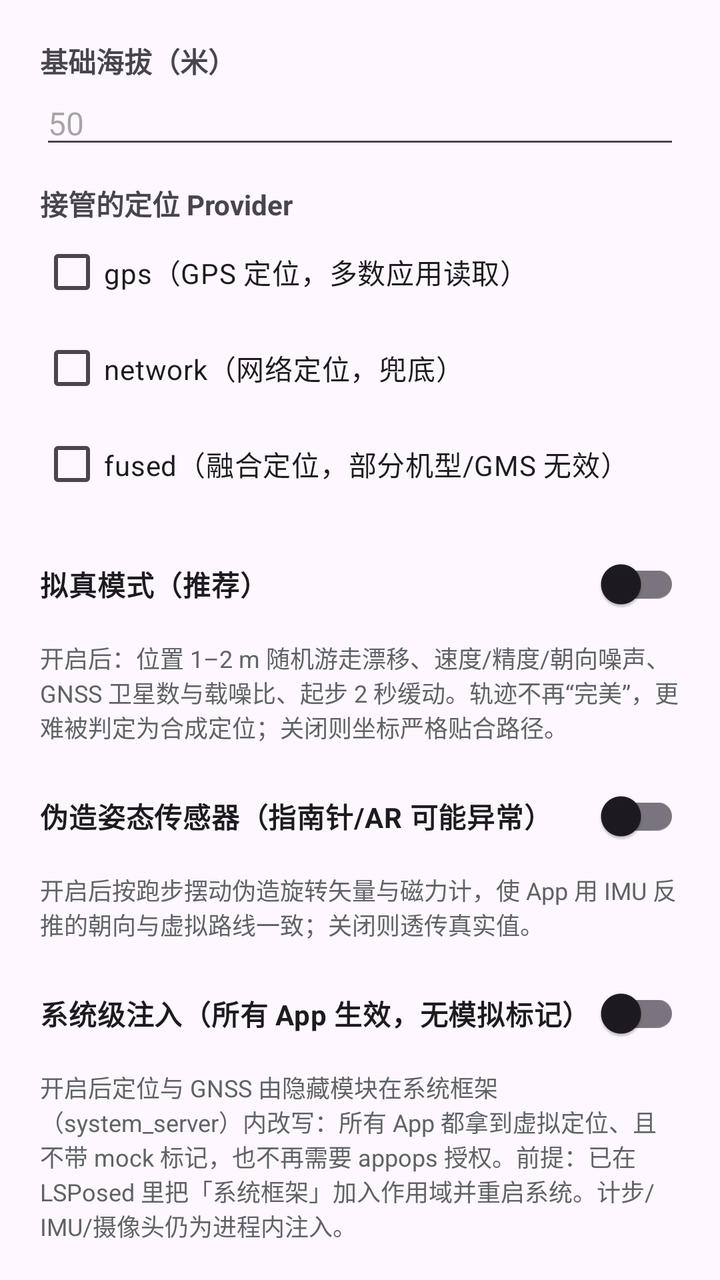
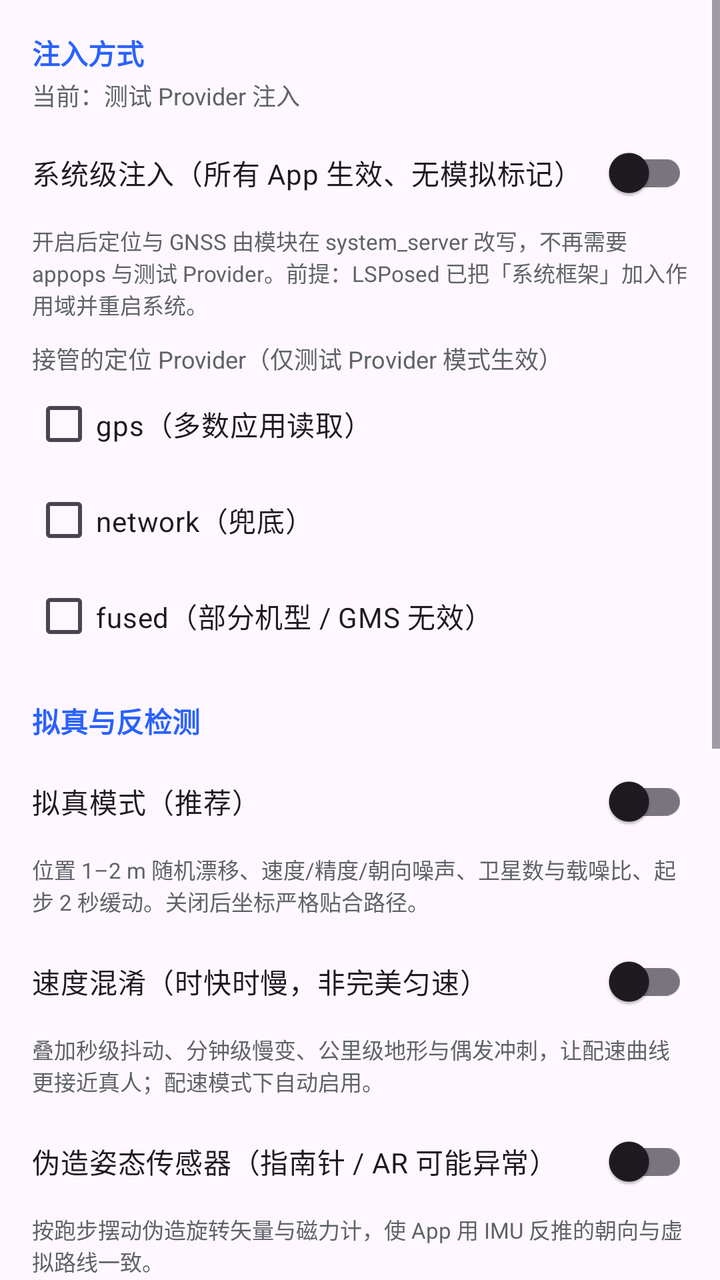

The first picture is an Android layout as it rendered before a commit; the second is the same layout after the commit. The layout source and the unified diff follow.
<!-- AndroidManifest.xml: application theme Theme.VirtualMotion -->
<!-- res/layout/dialog_settings.xml -->
<?xml version="1.0" encoding="utf-8"?>
<LinearLayout xmlns:android="http://schemas.android.com/apk/res/android"
    android:layout_width="match_parent"
    android:layout_height="wrap_content"
    android:orientation="vertical"
    android:padding="20dp">

    <TextView
        android:layout_width="match_parent"
        android:layout_height="wrap_content"
        android:text="基础海拔（米）"
        android:textStyle="bold" />

    <EditText
        android:id="@+id/editAltitude"
        android:layout_width="match_parent"
        android:layout_height="wrap_content"
        android:digits="0123456789.-"
        android:hint="50"
        android:inputType="numberDecimal"
        android:textSize="16sp" />

    <TextView
        android:layout_width="match_parent"
        android:layout_height="wrap_content"
        android:layout_marginTop="12dp"
        android:text="接管的定位 Provider"
        android:textStyle="bold" />

    <CheckBox
        android:id="@+id/cbGps"
        android:layout_width="match_parent"
        android:layout_height="wrap_content"
        android:text="gps（GPS 定位，多数应用读取）" />

    <CheckBox
        android:id="@+id/cbNetwork"
        android:layout_width="match_parent"
        android:layout_height="wrap_content"
        android:text="network（网络定位，兜底）" />

    <CheckBox
        android:id="@+id/cbFused"
        android:layout_width="match_parent"
        android:layout_height="wrap_content"
        android:text="fused（融合定位，部分机型/GMS 无效）" />

    <com.google.android.material.switchmaterial.SwitchMaterial
        android:id="@+id/switchRealism"
        android:layout_width="match_parent"
        android:layout_height="wrap_content"
        android:layout_marginTop="12dp"
        android:text="拟真模式（推荐）"
        android:textStyle="bold" />

    <TextView
        android:layout_width="match_parent"
        android:layout_height="wrap_content"
        android:layout_marginTop="4dp"
        android:text="开启后：位置 1–2 m 随机游走漂移、速度/精度/朝向噪声、GNSS 卫星数与载噪比、起步 2 秒缓动。轨迹不再“完美”，更难被判定为合成定位；关闭则坐标严格贴合路径。"
        android:textColor="@color/text_secondary"
        android:textSize="12sp" />

    <com.google.android.material.switchmaterial.SwitchMaterial
        android:id="@+id/switchAttitude"
        android:layout_width="match_parent"
        android:layout_height="wrap_content"
        android:layout_marginTop="12dp"
        android:text="伪造姿态传感器（指南针/AR 可能异常）"
        android:textStyle="bold" />

    <TextView
        android:layout_width="match_parent"
        android:layout_height="wrap_content"
        android:layout_marginTop="4dp"
        android:text="开启后按跑步摆动伪造旋转矢量与磁力计，使 App 用 IMU 反推的朝向与虚拟路线一致；关闭则透传真实值。"
        android:textColor="@color/text_secondary"
        android:textSize="12sp" />

    <com.google.android.material.switchmaterial.SwitchMaterial
        android:id="@+id/switchSystemInject"
        android:layout_width="match_parent"
        android:layout_height="wrap_content"
        android:layout_marginTop="12dp"
        android:text="系统级注入（所有 App 生效，无模拟标记）"
        android:textStyle="bold" />

    <TextView
        android:layout_width="match_parent"
        android:layout_height="wrap_content"
        android:layout_marginTop="4dp"
        android:text="开启后定位与 GNSS 由隐藏模块在系统框架（system_server）内改写：所有 App 都拿到虚拟定位、且不带 mock 标记，也不再需要 appops 授权。前提：已在 LSPosed 里把「系统框架」加入作用域并重启系统。计步/IMU/摄像头仍为进程内注入。"
        android:textColor="@color/text_secondary"
        android:textSize="12sp" />

    <com.google.android.material.switchmaterial.SwitchMaterial
        android:id="@+id/switchAutoStop"
        android:layout_width="match_parent"
        android:layout_height="wrap_content"
        android:layout_marginTop="12dp"
        android:text="到达终点后自动停止（恢复真实定位）"
        android:textStyle="bold" />

    <TextView
        android:layout_width="match_parent"
        android:layout_height="wrap_content"
        android:layout_marginTop="4dp"
        android:text="开启后：跑到目标距离（或配速计划跑完）时，先显示「已到达」，2.5 秒后自动彻底停止并恢复手机真实定位。关闭则定位冻结在终点，需手动点「彻底停止」。"
        android:textColor="@color/text_secondary"
        android:textSize="12sp" />

    <com.google.android.material.switchmaterial.SwitchMaterial
        android:id="@+id/switchRandomStart"
        android:layout_width="match_parent"
        android:layout_height="wrap_content"
        android:layout_marginTop="12dp"
        android:text="每次开始随机更换起点"
        android:textStyle="bold" />

    <TextView
        android:layout_width="match_parent"
        android:layout_height="wrap_content"
        android:layout_marginTop="4dp"
        android:text="开启后每次开始模拟会在当前路线上随机选一个起点（轨迹更自然，避免每次都从同一点出发）。"
        android:textColor="@color/text_secondary"
        android:textSize="12sp" />

    <TextView
        android:layout_width="match_parent"
        android:layout_height="wrap_content"
        android:layout_marginTop="10dp"
        android:text="修改 Provider 与拟真模式在下次开始时生效"
        android:textColor="@color/text_secondary"
        android:textSize="11sp" />
</LinearLayout>
<!-- resources referenced by this layout -->
<resources>
  <color name="text_secondary">#5F6368</color>
  <style name="Theme.VirtualMotion" parent="Theme.Material3.DayNight.NoActionBar">
          <item name="colorPrimary">@color/brand</item>
          <item name="colorOnPrimary">#FFFFFF</item>
          <item name="colorSecondary">@color/accent</item>
          <item name="android:statusBarColor">@color/brand_dark</item>
      </style>
  <color name="brand">#2962FF</color>
  <color name="accent">#00C853</color>
  <color name="brand_dark">#1E44B8</color>
</resources>

<!-- the commit's change to res/layout/dialog_settings.xml (unified diff, before → after) -->
@@ -1,135 +1,226 @@
 <?xml version="1.0" encoding="utf-8"?>
-<LinearLayout xmlns:android="http://schemas.android.com/apk/res/android"
+<ScrollView xmlns:android="http://schemas.android.com/apk/res/android"
     android:layout_width="match_parent"
-    android:layout_height="wrap_content"
-    android:orientation="vertical"
-    android:padding="20dp">
-
-    <TextView
+    android:layout_height="wrap_content">
+
+    <LinearLayout
         android:layout_width="match_parent"
         android:layout_height="wrap_content"
-        android:text="基础海拔（米）"
-        android:textStyle="bold" />
-
-    <EditText
-        android:id="@+id/editAltitude"
-        android:layout_width="match_parent"
-        android:layout_height="wrap_content"
-        android:digits="0123456789.-"
-        android:hint="50"
-        android:inputType="numberDecimal"
-        android:textSize="16sp" />
-
-    <TextView
-        android:layout_width="match_parent"
-        android:layout_height="wrap_content"
-        android:layout_marginTop="12dp"
-        android:text="接管的定位 Provider"
-        android:textStyle="bold" />
-
-    <CheckBox
-        android:id="@+id/cbGps"
-        android:layout_width="match_parent"
-        android:layout_height="wrap_content"
-        android:text="gps（GPS 定位，多数应用读取）" />
-
-    <CheckBox
-        android:id="@+id/cbNetwork"
-        android:layout_width="match_parent"
-        android:layout_height="wrap_content"
-        android:text="network（网络定位，兜底）" />
-
-    <CheckBox
-        android:id="@+id/cbFused"
-        android:layout_width="match_parent"
-        android:layout_height="wrap_content"
-        android:text="fused（融合定位，部分机型/GMS 无效）" />
-
-    <com.google.android.material.switchmaterial.SwitchMaterial
-        android:id="@+id/switchRealism"
-        android:layout_width="match_parent"
-        android:layout_height="wrap_content"
-        android:layout_marginTop="12dp"
-        android:text="拟真模式（推荐）"
-        android:textStyle="bold" />
-
-    <TextView
-        android:layout_width="match_parent"
-        android:layout_height="wrap_content"
-        android:layout_marginTop="4dp"
-        android:text="开启后：位置 1–2 m 随机游走漂移、速度/精度/朝向噪声、GNSS 卫星数与载噪比、起步 2 秒缓动。轨迹不再“完美”，更难被判定为合成定位；关闭则坐标严格贴合路径。"
-        android:textColor="@color/text_secondary"
-        android:textSize="12sp" />
-
-    <com.google.android.material.switchmaterial.SwitchMaterial
-        android:id="@+id/switchAttitude"
-        android:layout_width="match_parent"
-        android:layout_height="wrap_content"
-        android:layout_marginTop="12dp"
-        android:text="伪造姿态传感器（指南针/AR 可能异常）"
-        android:textStyle="bold" />
-
-    <TextView
-        android:layout_width="match_parent"
-        android:layout_height="wrap_content"
-        android:layout_marginTop="4dp"
-        android:text="开启后按跑步摆动伪造旋转矢量与磁力计，使 App 用 IMU 反推的朝向与虚拟路线一致；关闭则透传真实值。"
-        android:textColor="@color/text_secondary"
-        android:textSize="12sp" />
-
-    <com.google.android.material.switchmaterial.SwitchMaterial
-        android:id="@+id/switchSystemInject"
-        android:layout_width="match_parent"
-        android:layout_height="wrap_content"
-        android:layout_marginTop="12dp"
-        android:text="系统级注入（所有 App 生效，无模拟标记）"
-        android:textStyle="bold" />
-
-    <TextView
-        android:layout_width="match_parent"
-        android:layout_height="wrap_content"
-        android:layout_marginTop="4dp"
-        android:text="开启后定位与 GNSS 由隐藏模块在系统框架（system_server）内改写：所有 App 都拿到虚拟定位、且不带 mock 标记，也不再需要 appops 授权。前提：已在 LSPosed 里把「系统框架」加入作用域并重启系统。计步/IMU/摄像头仍为进程内注入。"
-        android:textColor="@color/text_secondary"
-        android:textSize="12sp" />
-
-    <com.google.android.material.switchmaterial.SwitchMaterial
-        android:id="@+id/switchAutoStop"
-        android:layout_width="match_parent"
-        android:layout_height="wrap_content"
-        android:layout_marginTop="12dp"
-        android:text="到达终点后自动停止（恢复真实定位）"
-        android:textStyle="bold" />
-
-    <TextView
-        android:layout_width="match_parent"
-        android:layout_height="wrap_content"
-        android:layout_marginTop="4dp"
-        android:text="开启后：跑到目标距离（或配速计划跑完）时，先显示「已到达」，2.5 秒后自动彻底停止并恢复手机真实定位。关闭则定位冻结在终点，需手动点「彻底停止」。"
-        android:textColor="@color/text_secondary"
-        android:textSize="12sp" />
-
-    <com.google.android.material.switchmaterial.SwitchMaterial
-        android:id="@+id/switchRandomStart"
-        android:layout_width="match_parent"
-        android:layout_height="wrap_content"
-        android:layout_marginTop="12dp"
-        android:text="每次开始随机更换起点"
-        android:textStyle="bold" />
-
-    <TextView
-        android:layout_width="match_parent"
-        android:layout_height="wrap_content"
-        android:layout_marginTop="4dp"
-        android:text="开启后每次开始模拟会在当前路线上随机选一个起点（轨迹更自然，避免每次都从同一点出发）。"
-        android:textColor="@color/text_secondary"
-        android:textSize="12sp" />
-
-    <TextView
-        android:layout_width="match_parent"
-        android:layout_height="wrap_content"
-        android:layout_marginTop="10dp"
-        android:text="修改 Provider 与拟真模式在下次开始时生效"
-        android:textColor="@color/text_secondary"
-        android:textSize="11sp" />
-</LinearLayout>
+        android:orientation="vertical"
+        android:padding="16dp">
+
+        
+        <TextView
+            android:layout_width="match_parent"
+            android:layout_height="wrap_content"
+            android:text="注入方式"
+            android:textStyle="bold"
+            android:textSize="14sp"
+            android:textColor="@color/brand" />
+
+        <TextView
+            android:id="@+id/textInjectMode"
+            android:layout_width="match_parent"
+            android:layout_height="wrap_content"
+            android:layout_marginTop="2dp"
+            android:text="当前：测试 Provider 注入"
+            android:textColor="@color/text_secondary"
+            android:textSize="12sp" />
+
+        <com.google.android.material.switchmaterial.SwitchMaterial
+            android:id="@+id/switchSystemInject"
+            android:layout_width="match_parent"
+            android:layout_height="wrap_content"
+            android:layout_marginTop="6dp"
+            android:text="系统级注入（所有 App 生效、无模拟标记）" />
+
+        <TextView
+            android:layout_width="match_parent"
+            android:layout_height="wrap_content"
+            android:layout_marginTop="2dp"
+            android:text="开启后定位与 GNSS 由模块在 system_server 改写，不再需要 appops 与测试 Provider。前提：LSPosed 已把「系统框架」加入作用域并重启系统。"
+            android:textColor="@color/text_secondary"
+            android:textSize="11sp" />
+
+        <TextView
+            android:layout_width="match_parent"
+            android:layout_height="wrap_content"
+            android:layout_marginTop="10dp"
+            android:text="接管的定位 Provider（仅测试 Provider 模式生效）"
+            android:textColor="@color/text_secondary"
+            android:textSize="12sp" />
+
+        <CheckBox
+            android:id="@+id/cbGps"
+            android:layout_width="match_parent"
+            android:layout_height="wrap_content"
+            android:text="gps（多数应用读取）" />
+
+        <CheckBox
+            android:id="@+id/cbNetwork"
+            android:layout_width="match_parent"
+            android:layout_height="wrap_content"
+            android:text="network（兜底）" />
+
+        <CheckBox
+            android:id="@+id/cbFused"
+            android:layout_width="match_parent"
+            android:layout_height="wrap_content"
+            android:text="fused（部分机型 / GMS 无效）" />
+
+        
+        <TextView
+            android:layout_width="match_parent"
+            android:layout_height="wrap_content"
+            android:layout_marginTop="18dp"
+            android:text="拟真与反检测"
+            android:textStyle="bold"
+            android:textSize="14sp"
+            android:textColor="@color/brand" />
+
+        <com.google.android.material.switchmaterial.SwitchMaterial
+            android:id="@+id/switchRealism"
+            android:layout_width="match_parent"
+            android:layout_height="wrap_content"
+            android:layout_marginTop="6dp"
+            android:text="拟真模式（推荐）" />
+
+        <TextView
+            android:layout_width="match_parent"
+            android:layout_height="wrap_content"
+            android:layout_marginTop="2dp"
+            android:text="位置 1–2 m 随机漂移、速度/精度/朝向噪声、卫星数与载噪比、起步 2 秒缓动。关闭后坐标严格贴合路径。"
+            android:textColor="@color/text_secondary"
+            android:textSize="11sp" />
+
+        <com.google.android.material.switchmaterial.SwitchMaterial
+            android:id="@+id/switchSpeedVariance"
+            android:layout_width="match_parent"
+            android:layout_height="wrap_content"
+            android:layout_marginTop="8dp"
+            android:text="速度混淆（时快时慢，非完美匀速）" />
+
+        <TextView
+            android:layout_width="match_parent"
+            android:layout_height="wrap_content"
+            android:layout_marginTop="2dp"
+            android:text="叠加秒级抖动、分钟级慢变、公里级地形与偶发冲刺，让配速曲线更接近真人；配速模式下自动启用。"
+            android:textColor="@color/text_secondary"
+            android:textSize="11sp" />
+
+        <com.google.android.material.switchmaterial.SwitchMaterial
+            android:id="@+id/switchAttitude"
+            android:layout_width="match_parent"
+            android:layout_height="wrap_content"
+            android:layout_marginTop="8dp"
+            android:text="伪造姿态传感器（指南针 / AR 可能异常）" />
+
+        <TextView
+            android:layout_width="match_parent"
+            android:layout_height="wrap_content"
+            android:layout_marginTop="2dp"
+            android:text="按跑步摆动伪造旋转矢量与磁力计，使 App 用 IMU 反推的朝向与虚拟路线一致。"
+            android:textColor="@color/text_secondary"
+            android:textSize="11sp" />
+
+        
+        <TextView
+            android:layout_width="match_parent"
+            android:layout_height="wrap_content"
+            android:layout_marginTop="18dp"
+            android:text="定位参数"
+            android:textStyle="bold"
+            android:textSize="14sp"
+            android:textColor="@color/brand" />
+
+        <TextView
+            android:layout_width="match_parent"
+            android:layout_height="wrap_content"
+            android:layout_marginTop="6dp"
+            android:text="基础海拔（米）"
+            android:textColor="@color/text_secondary"
+            android:textSize="12sp" />
+
+        <EditText
+            android:id="@+id/editAltitude"
+            android:layout_width="match_parent"
+            android:layout_height="wrap_content"
+            android:digits="0123456789.-"
+            android:hint="50"
+            android:inputType="numberDecimal|numberSigned"
+            android:maxLines="1" />
+
+        <TextView
+            android:layout_width="match_parent"
+            android:layout_height="wrap_content"
+            android:layout_marginTop="10dp"
+            android:text="水平定位精度（米）"
+            android:textColor="@color/text_secondary"
+            android:textSize="12sp" />
+
+        <EditText
+            android:id="@+id/editAccuracy"
+            android:layout_width="match_parent"
+            android:layout_height="wrap_content"
+            android:digits="0123456789."
+            android:hint="5"
+            android:inputType="numberDecimal"
+            android:maxLines="1" />
+
+        <TextView
+            android:layout_width="match_parent"
+            android:layout_height="wrap_content"
+            android:layout_marginTop="2dp"
+            android:text="写入 Location 的 accuracy。真机 GPS 常见 3–5 m，过小反而不自然；拟真模式会在此基础上抖动。"
+            android:textColor="@color/text_secondary"
+            android:textSize="11sp" />
+
+        
+        <TextView
+            android:layout_width="match_parent"
+            android:layout_height="wrap_content"
+            android:layout_marginTop="18dp"
+            android:text="行为"
+            android:textStyle="bold"
+            android:textSize="14sp"
+            android:textColor="@color/brand" />
+
+        <com.google.android.material.switchmaterial.SwitchMaterial
+            android:id="@+id/switchAutoStop"
+            android:layout_width="match_parent"
+            android:layout_height="wrap_content"
+            android:layout_marginTop="6dp"
+            android:text="到达终点后自动停止（恢复真实定位）" />
+
+        <TextView
+            android:layout_width="match_parent"
+            android:layout_height="wrap_content"
+            android:layout_marginTop="2dp"
+            android:text="跑到目标距离时先显示「已到达」，2.5 秒后自动彻底停止。关闭则定位冻结在终点，需手动「彻底停止」。"
+            android:textColor="@color/text_secondary"
+            android:textSize="11sp" />
+
+        <com.google.android.material.switchmaterial.SwitchMaterial
+            android:id="@+id/switchRandomStart"
+            android:layout_width="match_parent"
+            android:layout_height="wrap_content"
+            android:layout_marginTop="8dp"
+            android:text="每次开始随机更换起点" />
+
+        <TextView
+            android:layout_width="match_parent"
+            android:layout_height="wrap_content"
+            android:layout_marginTop="2dp"
+            android:text="在路线全程随机取一点作为起点，避免每次轨迹完全相同。"
+            android:textColor="@color/text_secondary"
+            android:textSize="11sp" />
+
+        <TextView
+            android:layout_width="match_parent"
+            android:layout_height="wrap_content"
+            android:layout_marginTop="16dp"
+            android:text="注：注入方式与拟真相关选项在下次「开始」时生效。"
+            android:textColor="@color/text_secondary"
+            android:textSize="11sp" />
+    </LinearLayout>
+</ScrollView>
